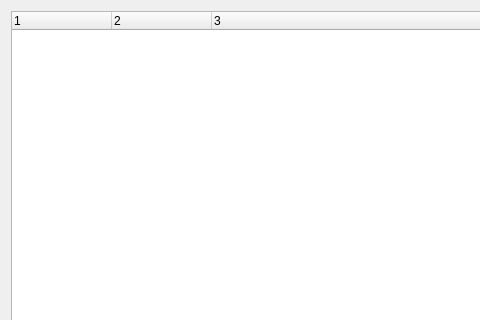
Before: the Qt Designer form ui/memory_map.ui in giwig/qtCheatMotor, drawn with Qt 5; both pictures show x 0 to 480 and y 0 to 320 of the 673 by 447 pixel window.
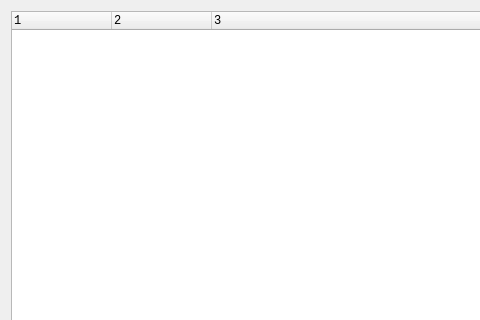
After: the same form once the commit is applied.

```diff
--- a/ui/memory_map.ui
+++ b/ui/memory_map.ui
@@ -16,6 +16,11 @@
   <layout class="QVBoxLayout" name="verticalLayout">
    <item>
     <widget class="QTreeWidget" name="treeWidget">
+     <property name="font">
+      <font>
+       <family>Lucida Console</family>
+      </font>
+     </property>
      <property name="columnCount">
       <number>3</number>
      </property>
```
